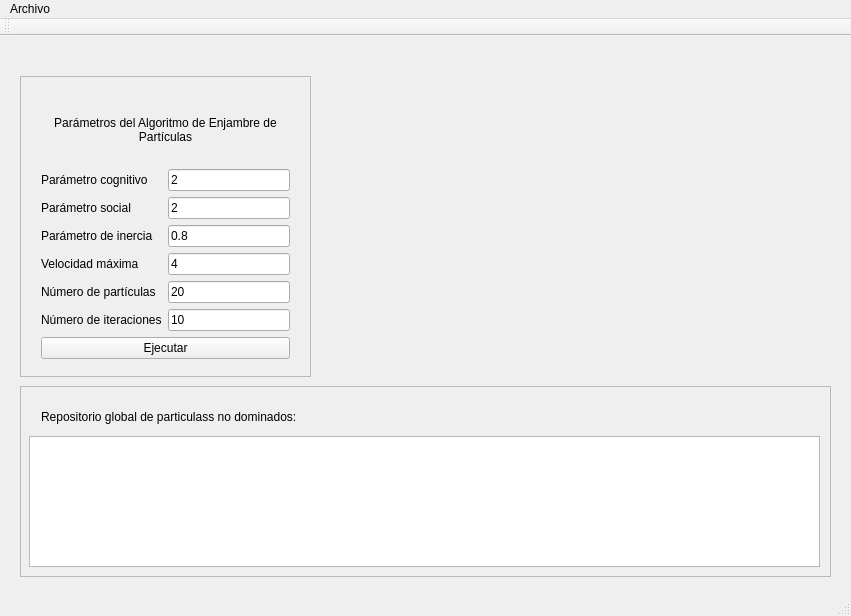
antonioaraujob/omopep, file mainwindow.ui: the form before one commit.
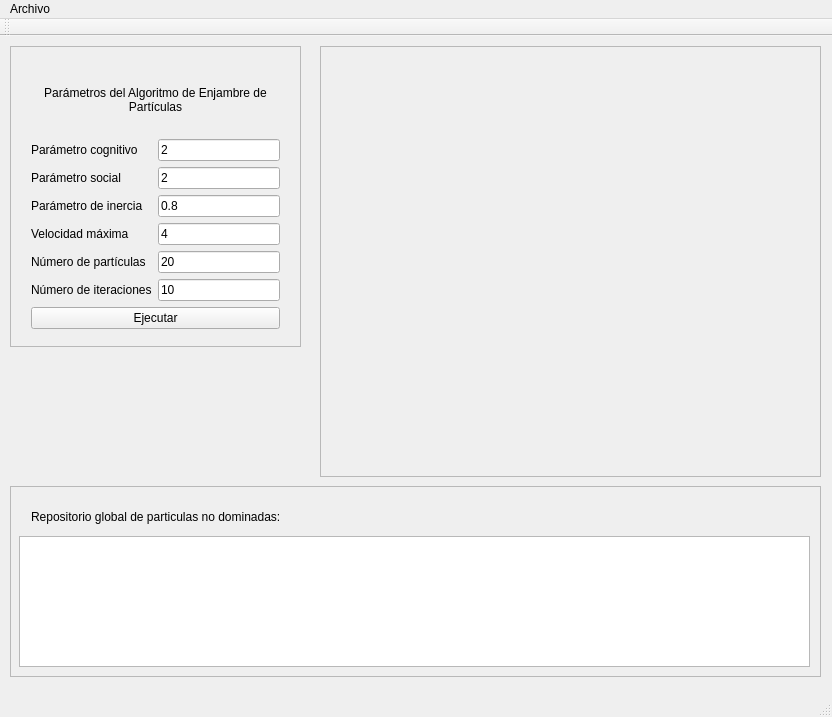
The form after the commit. Custom widgets are drawn as their Qt base class.

Commit message: Corrección de erreros. Se agregó widget para desplegar gráfico de partículas no dominadas.

Diff of the .ui file:
```diff
--- a/mainwindow.ui
+++ b/mainwindow.ui
@@ -6,8 +6,8 @@
    <rect>
     <x>0</x>
     <y>0</y>
-    <width>851</width>
-    <height>616</height>
+    <width>832</width>
+    <height>717</height>
    </rect>
   </property>
   <property name="windowTitle">
@@ -17,8 +17,8 @@
    <widget class="QFrame" name="frame">
     <property name="geometry">
      <rect>
-      <x>20</x>
-      <y>40</y>
+      <x>10</x>
+      <y>10</y>
       <width>291</width>
       <height>301</height>
      </rect>
@@ -153,8 +153,8 @@
    <widget class="QFrame" name="frame_3">
     <property name="geometry">
      <rect>
-      <x>20</x>
-      <y>350</y>
+      <x>10</x>
+      <y>450</y>
       <width>811</width>
       <height>191</height>
      </rect>
@@ -188,7 +188,7 @@
       <item>
        <widget class="QLabel" name="labelExternalFile">
         <property name="text">
-         <string>Repositorio global de particulass no dominados:</string>
+         <string>Repositorio global de particulas no dominadas:</string>
         </property>
        </widget>
       </item>
@@ -208,13 +208,39 @@
      </layout>
     </widget>
    </widget>
+   <widget class="QFrame" name="frame_4">
+    <property name="geometry">
+     <rect>
+      <x>320</x>
+      <y>10</y>
+      <width>501</width>
+      <height>431</height>
+     </rect>
+    </property>
+    <property name="frameShape">
+     <enum>QFrame::StyledPanel</enum>
+    </property>
+    <property name="frameShadow">
+     <enum>QFrame::Raised</enum>
+    </property>
+    <widget class="QCustomPlot" name="customPlot" native="true">
+     <property name="geometry">
+      <rect>
+       <x>10</x>
+       <y>10</y>
+       <width>481</width>
+       <height>411</height>
+      </rect>
+     </property>
+    </widget>
+   </widget>
   </widget>
   <widget class="QMenuBar" name="menuBar">
    <property name="geometry">
     <rect>
      <x>0</x>
      <y>0</y>
-     <width>851</width>
+     <width>832</width>
      <height>19</height>
     </rect>
    </property>
@@ -242,6 +268,14 @@
   </action>
  </widget>
  <layoutdefault spacing="6" margin="11"/>
+ <customwidgets>
+  <customwidget>
+   <class>QCustomPlot</class>
+   <extends>QWidget</extends>
+   <header>qcustomplot.h</header>
+   <container>1</container>
+  </customwidget>
+ </customwidgets>
  <tabstops>
   <tabstop>lineEditCognitiveParameter</tabstop>
   <tabstop>lineEditSocialParameter</tabstop>
```
The commit also changes 10 other files.
